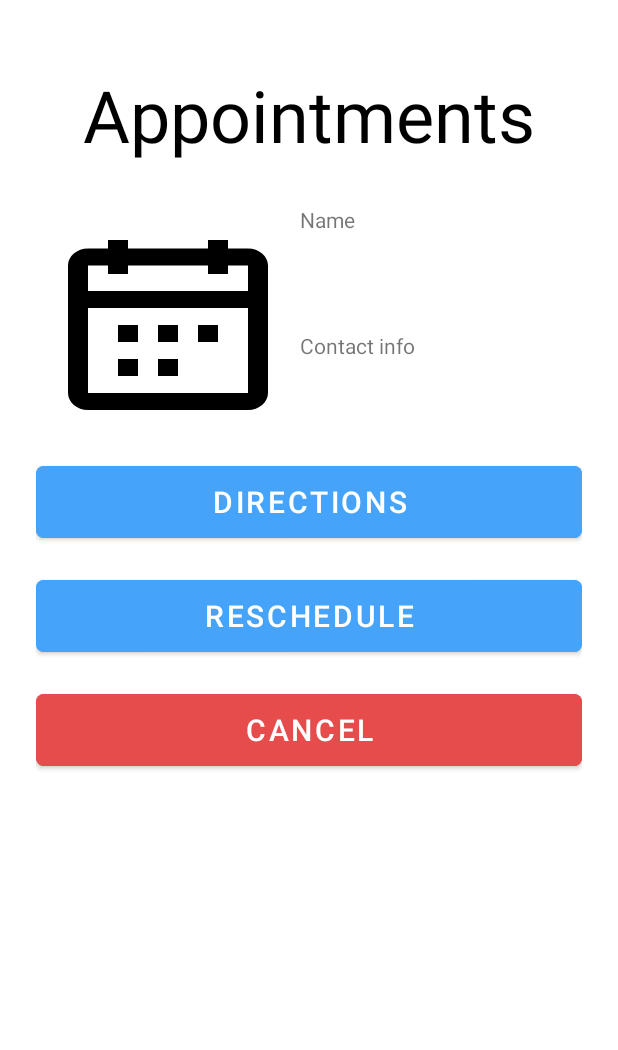
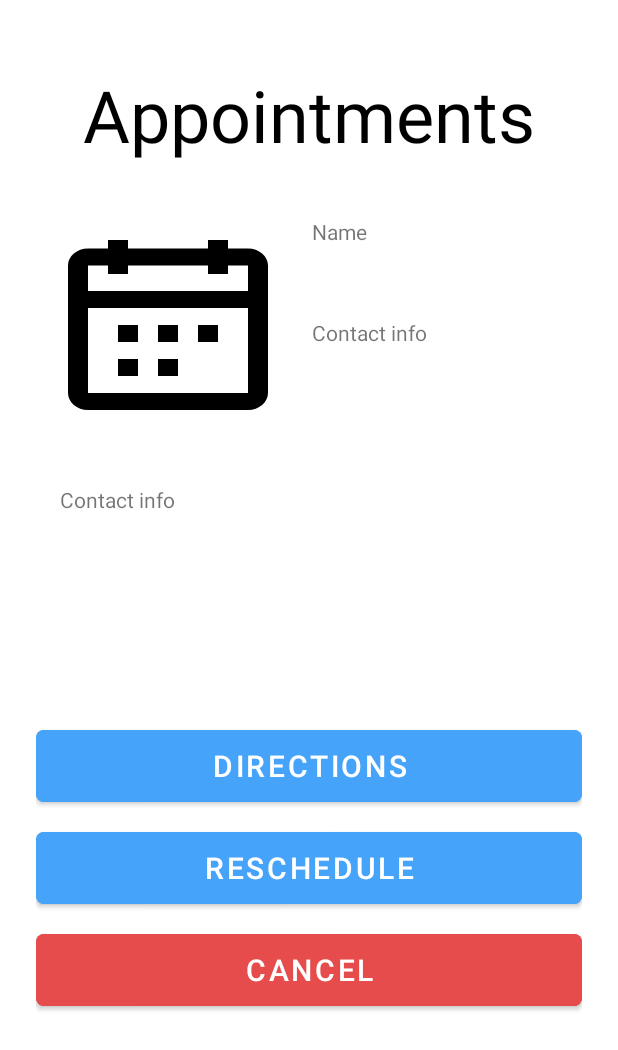
Before and after one commit to LCIS-codepath/Appointsy, an Android app: the layout activity_appointment.xml on its own in the app's theme, with its tools: preview values and no code run, on a phone screen of 412 x 824 dp. Shown: the top 1050 px of the screen. Run offline under Robolectric (Android 15) with nearby library versions, the phone set to English and light mode, and no system bars.

Commit message:
added contact info + renamed items correctly

```diff
--- a/app/src/main/res/layout/activity_appointment.xml
+++ b/app/src/main/res/layout/activity_appointment.xml
@@ -25,27 +25,45 @@
     <androidx.constraintlayout.widget.ConstraintLayout
         android:id="@+id/frameLayout"
         android:layout_width="match_parent"
-        android:layout_height="wrap_content">
+        android:layout_height="320dp">
+
+        <com.google.android.material.textview.MaterialTextView
+            android:id="@+id/tvDetails"
+            android:layout_width="0dp"
+            android:layout_height="wrap_content"
+            android:layout_marginStart="8dp"
+            android:layout_marginTop="16dp"
+            android:layout_marginEnd="8dp"
+            android:layout_marginBottom="8dp"
+            android:padding="8dp"
+            android:text=""
+            app:layout_constraintBottom_toBottomOf="parent"
+            app:layout_constraintEnd_toEndOf="parent"
+            app:layout_constraintHorizontal_bias="0.0"
+            app:layout_constraintStart_toStartOf="parent"
+            app:layout_constraintTop_toBottomOf="@+id/ivIcon"
+            app:layout_constraintVertical_bias="0.032"
+            tools:text="Contact info" />
 
         <ImageView
             android:id="@+id/ivIcon"
             android:layout_width="160dp"
             android:layout_height="160dp"
-            android:layout_margin="8dp"
+            android:layout_marginStart="8dp"
+            android:layout_marginTop="8dp"
             android:contentDescription="@string/iconimage"
             android:src="@drawable/ic_iconcmpt"
-            app:layout_constraintBottom_toBottomOf="parent"
             app:layout_constraintStart_toStartOf="parent"
             app:layout_constraintTop_toTopOf="parent" />
 
         <com.google.android.material.textview.MaterialTextView
-            android:id="@+id/tiName"
+            android:id="@+id/tvName"
             android:layout_width="0dp"
             android:layout_height="wrap_content"
-            android:layout_margin="8dp"
             android:layout_marginStart="8dp"
             android:layout_marginTop="8dp"
             android:layout_marginEnd="8dp"
+            android:padding="8dp"
             android:text=""
             app:layout_constraintEnd_toEndOf="parent"
             app:layout_constraintStart_toEndOf="@+id/ivIcon"
@@ -56,13 +74,14 @@
             android:id="@+id/tvContactInfo"
             android:layout_width="0dp"
             android:layout_height="wrap_content"
-            android:layout_margin="8dp"
             android:layout_marginStart="8dp"
+            android:layout_marginTop="32dp"
+            android:layout_marginEnd="8dp"
+            android:padding="8dp"
             android:text=""
-            app:layout_constraintBottom_toBottomOf="parent"
             app:layout_constraintEnd_toEndOf="parent"
             app:layout_constraintStart_toEndOf="@+id/ivIcon"
-            app:layout_constraintTop_toBottomOf="@+id/tiName"
+            app:layout_constraintTop_toBottomOf="@+id/tvName"
             tools:text="Contact info" />
     </androidx.constraintlayout.widget.ConstraintLayout>
 
@@ -74,7 +93,8 @@
         android:id="@+id/directions"
         android:layout_width="match_parent"
         android:layout_height="60dp"
-        android:layout_marginBottom="16dp"
+        android:layout_marginTop="32dp"
+        android:layout_marginBottom="8dp"
         android:backgroundTint="#46A3FA"
         android:text="@string/directions"
         android:textSize="20sp"
@@ -84,16 +104,17 @@
         android:id="@+id/Reschedule"
         android:layout_width="match_parent"
         android:layout_height="60dp"
-        android:layout_marginBottom="16dp"
+        android:layout_marginBottom="8dp"
         android:backgroundTint="#46A3FA"
         android:text="@string/reschedule"
         android:textSize="20sp"
         app:cornerRadius="5dp" />
+
     <com.google.android.material.button.MaterialButton
         android:id="@+id/btnCancel"
         android:layout_width="match_parent"
         android:layout_height="60dp"
-        android:layout_marginBottom="16dp"
+        android:layout_marginBottom="8dp"
         android:backgroundTint="#E64C4C"
         android:text="@string/cancel"
         android:textSize="20sp"
--- a/app/src/main/res/layout/activity_register.xml
+++ b/app/src/main/res/layout/activity_register.xml
@@ -23,7 +23,7 @@
         android:textSize="48sp" />
 
     <com.google.android.material.textfield.TextInputLayout
-        android:id="@+id/tiName"
+        android:id="@+id/tvName"
         android:layout_width="match_parent"
         android:layout_height="wrap_content"
         style="@style/Widget.MaterialComponents.TextInputLayout.OutlinedBox"
```
